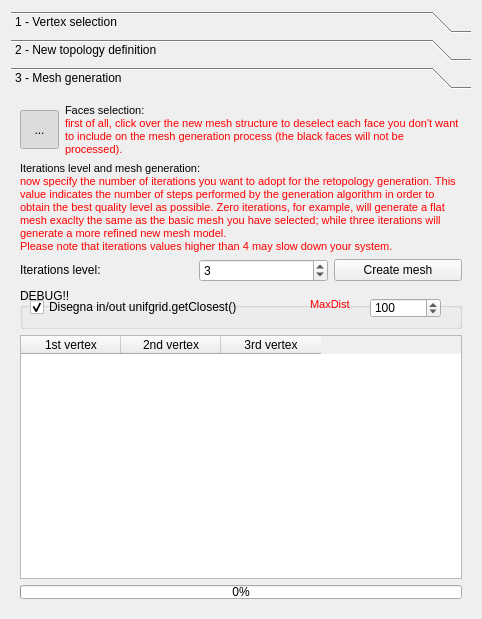
Old version of the form src/fgt/edit_topo/edit_topodialog.ui in the repository cnr-isti-vclab/meshlab.
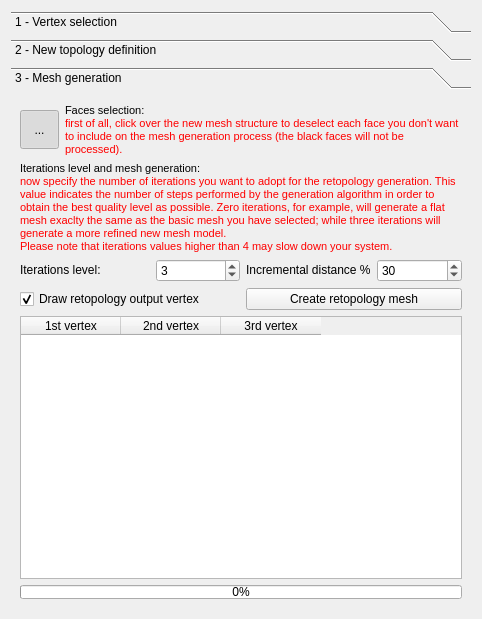
New version of the form. The open tabs and pages were chosen to show the change. Icons and pictures are not drawn.

Commit message: Added incremental % distance factor (an initial change on the retopology process in order to obtain a better result for meshes with holes)

The edit to the form file:
```diff
--- a/src/fgt/edit_topo/edit_topodialog.ui
+++ b/src/fgt/edit_topo/edit_topodialog.ui
@@ -33,7 +33,7 @@
       </font>
      </property>
      <property name="currentIndex" >
-      <number>0</number>
+      <number>2</number>
      </property>
      <widget class="QWidget" name="pageVertexSelect" >
       <property name="geometry" >
@@ -593,7 +593,7 @@
          </property>
         </widget>
        </item>
-       <item row="0" column="1" colspan="3" >
+       <item row="0" column="1" colspan="4" >
         <widget class="QLabel" name="label_17" >
          <property name="text" >
           <string>&lt;!DOCTYPE HTML PUBLIC "-//W3C//DTD HTML 4.0//EN" "http://www.w3.org/TR/REC-html40/strict.dtd">
@@ -608,7 +608,7 @@
          </property>
         </widget>
        </item>
-       <item row="1" column="0" colspan="4" >
+       <item row="1" column="0" colspan="5" >
         <widget class="QLabel" name="label_18" >
          <property name="text" >
           <string>&lt;!DOCTYPE HTML PUBLIC "-//W3C//DTD HTML 4.0//EN" "http://www.w3.org/TR/REC-html40/strict.dtd">
@@ -624,11 +624,19 @@
          </property>
         </widget>
        </item>
+       <item row="2" column="0" colspan="2" >
+        <widget class="QLabel" name="label_19" >
+         <property name="text" >
+          <string>&lt;!DOCTYPE HTML PUBLIC "-//W3C//DTD HTML 4.0//EN" "http://www.w3.org/TR/REC-html40/strict.dtd">
+&lt;html>&lt;head>&lt;meta name="qrichtext" content="1" />&lt;style type="text/css">
+p, li { white-space: pre-wrap; }
+&lt;/style>&lt;/head>&lt;body style=" font-family:'MS Shell Dlg 2'; font-size:9pt; font-weight:400; font-style:normal;">
+&lt;p style=" margin-top:0px; margin-bottom:0px; margin-left:0px; margin-right:0px; -qt-block-indent:0; text-indent:0px; font-size:8pt;">&lt;span style=" font-size:9pt; color:#000000;">Iterations level:&lt;/span>&lt;/p>&lt;/body>&lt;/html></string>
+         </property>
+        </widget>
+       </item>
        <item row="2" column="2" >
         <widget class="QSpinBox" name="TextEditIterations" >
-         <property name="minimum" >
-          <number>1</number>
-         </property>
          <property name="maximum" >
           <number>10</number>
          </property>
@@ -638,6 +646,30 @@
         </widget>
        </item>
        <item row="2" column="3" >
+        <widget class="QLabel" name="label" >
+         <property name="text" >
+          <string>&lt;!DOCTYPE HTML PUBLIC "-//W3C//DTD HTML 4.0//EN" "http://www.w3.org/TR/REC-html40/strict.dtd">
+&lt;html>&lt;head>&lt;meta name="qrichtext" content="1" />&lt;style type="text/css">
+p, li { white-space: pre-wrap; }
+&lt;/style>&lt;/head>&lt;body style=" font-family:'MS Shell Dlg 2'; font-size:9pt; font-weight:400; font-style:normal;">
+&lt;p style=" margin-top:0px; margin-bottom:0px; margin-left:0px; margin-right:0px; -qt-block-indent:0; text-indent:0px;">Incremental distance %&lt;/p>&lt;/body>&lt;/html></string>
+         </property>
+        </widget>
+       </item>
+       <item row="2" column="4" >
+        <widget class="QSpinBox" name="TextEditIterations_2" >
+         <property name="minimum" >
+          <number>1</number>
+         </property>
+         <property name="maximum" >
+          <number>100</number>
+         </property>
+         <property name="value" >
+          <number>30</number>
+         </property>
+        </widget>
+       </item>
+       <item row="3" column="3" colspan="2" >
         <widget class="QPushButton" name="ButtonMeshCreate" >
          <property name="toolTip" >
           <string>&lt;!DOCTYPE HTML PUBLIC "-//W3C//DTD HTML 4.0//EN" "http://www.w3.org/TR/REC-html40/strict.dtd">
@@ -647,83 +679,11 @@
 &lt;p style=" margin-top:0px; margin-bottom:0px; margin-left:0px; margin-right:0px; -qt-block-indent:0; text-indent:0px;">Creates the retpologized mesh as a new document layer&lt;/p>&lt;/body>&lt;/html></string>
          </property>
          <property name="text" >
-          <string>Create mesh</string>
+          <string>Create retopology mesh</string>
          </property>
         </widget>
        </item>
-       <item row="3" column="0" colspan="4" >
-        <widget class="QGroupBox" name="groupBox" >
-         <property name="minimumSize" >
-          <size>
-           <width>0</width>
-           <height>41</height>
-          </size>
-         </property>
-         <property name="maximumSize" >
-          <size>
-           <width>16777215</width>
-           <height>41</height>
-          </size>
-         </property>
-         <property name="title" >
-          <string>DEBUG!!</string>
-         </property>
-         <widget class="QCheckBox" name="checkBox" >
-          <property name="geometry" >
-           <rect>
-            <x>10</x>
-            <y>10</y>
-            <width>221</width>
-            <height>18</height>
-           </rect>
-          </property>
-          <property name="text" >
-           <string>Disegna in/out unifgrid.getClosest()</string>
-          </property>
-          <property name="checked" >
-           <bool>true</bool>
-          </property>
-         </widget>
-         <widget class="QSpinBox" name="TextEditIterations_2" >
-          <property name="geometry" >
-           <rect>
-            <x>350</x>
-            <y>10</y>
-            <width>71</width>
-            <height>20</height>
-           </rect>
-          </property>
-          <property name="minimum" >
-           <number>1</number>
-          </property>
-          <property name="maximum" >
-           <number>1000000</number>
-          </property>
-          <property name="value" >
-           <number>100</number>
-          </property>
-         </widget>
-         <widget class="QLabel" name="label_20" >
-          <property name="geometry" >
-           <rect>
-            <x>290</x>
-            <y>10</y>
-            <width>51</width>
-            <height>16</height>
-           </rect>
-          </property>
-          <property name="text" >
-           <string>&lt;!DOCTYPE HTML PUBLIC "-//W3C//DTD HTML 4.0//EN" "http://www.w3.org/TR/REC-html40/strict.dtd">
-&lt;html>&lt;head>&lt;meta name="qrichtext" content="1" />&lt;style type="text/css">
-p, li { white-space: pre-wrap; }
-&lt;/style>&lt;/head>&lt;body style=" font-family:'MS Shell Dlg 2'; font-size:9pt; font-weight:400; font-style:normal;">
-&lt;p style=" margin-top:0px; margin-bottom:0px; margin-left:0px; margin-right:0px; -qt-block-indent:0; text-indent:0px; font-size:8pt;">&lt;span style=" color:#ff0000;">MaxDist&lt;/span>&lt;/p>
-&lt;p style="-qt-paragraph-type:empty; margin-top:0px; margin-bottom:0px; margin-left:0px; margin-right:0px; -qt-block-indent:0; text-indent:0px; font-size:8pt; color:#ff0000;">&lt;/p>&lt;/body>&lt;/html></string>
-          </property>
-         </widget>
-        </widget>
-       </item>
-       <item row="4" column="0" colspan="4" >
+       <item row="4" column="0" colspan="5" >
         <widget class="QTableWidget" name="Ftable" >
          <property name="frameShadow" >
           <enum>QFrame::Plain</enum>
@@ -748,7 +708,7 @@
          </column>
         </widget>
        </item>
-       <item row="5" column="0" colspan="4" >
+       <item row="5" column="0" colspan="5" >
         <widget class="QProgressBar" name="progressBar" >
          <property name="minimumSize" >
           <size>
@@ -767,14 +727,13 @@
          </property>
         </widget>
        </item>
-       <item row="2" column="0" colspan="2" >
-        <widget class="QLabel" name="label_19" >
+       <item row="3" column="0" colspan="3" >
+        <widget class="QCheckBox" name="checkBox" >
          <property name="text" >
-          <string>&lt;!DOCTYPE HTML PUBLIC "-//W3C//DTD HTML 4.0//EN" "http://www.w3.org/TR/REC-html40/strict.dtd">
-&lt;html>&lt;head>&lt;meta name="qrichtext" content="1" />&lt;style type="text/css">
-p, li { white-space: pre-wrap; }
-&lt;/style>&lt;/head>&lt;body style=" font-family:'MS Shell Dlg 2'; font-size:9pt; font-weight:400; font-style:normal;">
-&lt;p style=" margin-top:0px; margin-bottom:0px; margin-left:0px; margin-right:0px; -qt-block-indent:0; text-indent:0px; font-size:8pt;">&lt;span style=" font-size:9pt; color:#000000;">Iterations level:&lt;/span>&lt;/p>&lt;/body>&lt;/html></string>
+          <string>Draw retopology output vertex</string>
+         </property>
+         <property name="checked" >
+          <bool>true</bool>
          </property>
         </widget>
        </item>
```
The commit also changes 6 other files.
